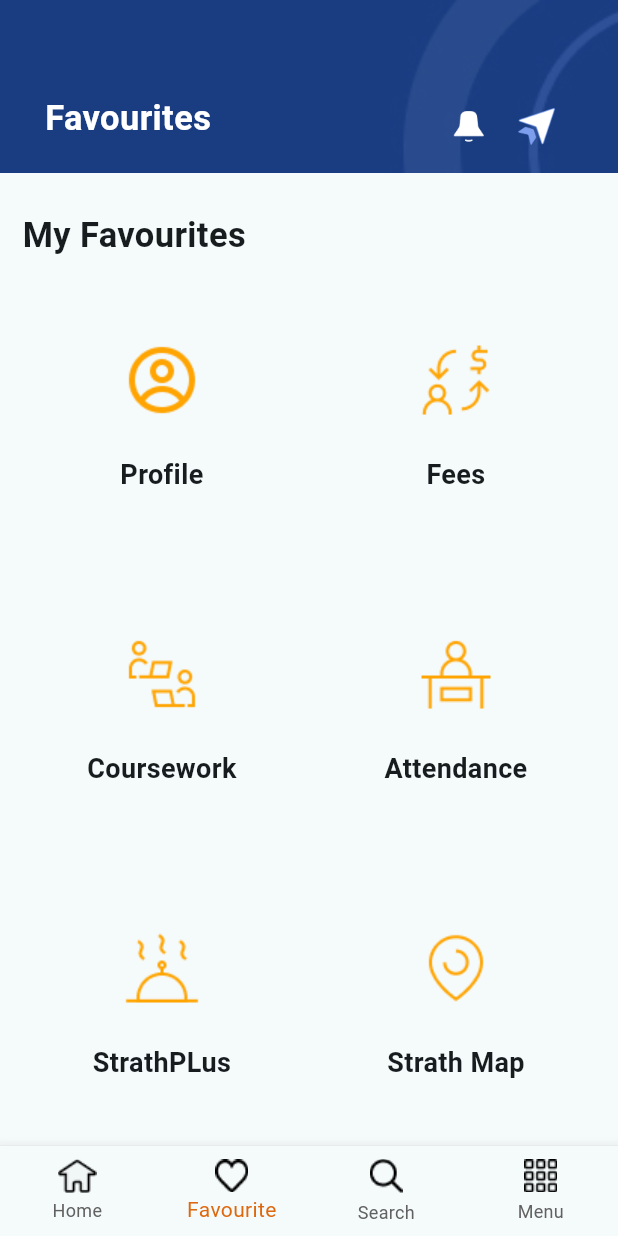
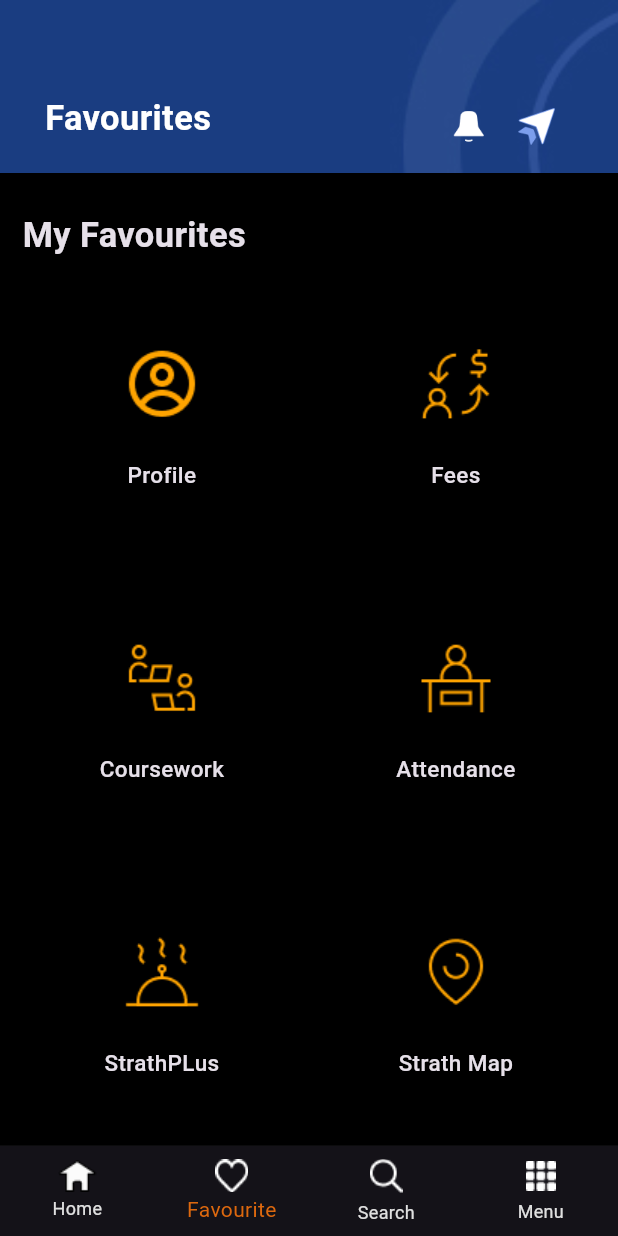
Before and after one commit to CH-CHISAKA/MyStrath-StrathPLus, a Flutter app: the screen it shows after launch, item 2 of the bottom bar chosen, on a phone screen of 412 x 824 dp. Run offline on Flutter 3.47's test engine with Material 3 defaults, Android fonts, the phone set to English and light mode, and no system bars; our stand-ins replace cached_network_image, cloud_firestore, firebase_auth, firebase_core, get, google_fonts; accounts and stored records are empty.

Commit message:
Updated Dark Theme

```diff
--- a/lib/main.dart
+++ b/lib/main.dart
@@ -1,12 +1,9 @@
 import 'dart:io';
 import 'package:firebase_core/firebase_core.dart';
-import 'package:flutter/foundation.dart';
 import 'package:flutter/material.dart';
 import 'package:get/get.dart';
 import 'package:mystrath_strathplus/controllers/category_controller.dart';
 import 'package:mystrath_strathplus/views/screens/authentication_scree/main_screen.dart';
-import 'package:mystrath_strathplus/views/screens/authentication_scree/signin_screen.dart';
-import 'package:mystrath_strathplus/views/screens/authentication_scree/signin_screen_business.dart';
 // import 'package:mystrath_strathplus/views/screens/authentication_scree/.gitignoresplash_screen.dart';
 
 void main() async {
@@ -35,10 +32,9 @@ class MyApp extends StatelessWidget {
     return GetMaterialApp(
       debugShowCheckedModeBanner: false,
       title: 'MyStrath App',
-      theme: ThemeData(
-        colorScheme: ColorScheme.fromSeed(seedColor: const Color.fromARGB(255, 255, 255, 255)),
-        useMaterial3: true,
-      ),
+      // theme: lightTheme, // Set light theme here
+      darkTheme: darkTheme, // Set dark theme here
+      themeMode: ThemeMode.dark, // Use system theme mode (light or dark)
       home: const MainScreen(),
       initialBinding: BindingsBuilder(() {
         Get.put<CategoryController>(CategoryController());
@@ -46,3 +42,17 @@ class MyApp extends StatelessWidget {
     );
   }
 }
+
+// Define the dark theme
+final ThemeData darkTheme = ThemeData(
+  brightness: Brightness.dark,
+  scaffoldBackgroundColor: Colors.black,
+  primaryColor: Colors.black,
+);
+
+// Define the light theme
+final ThemeData lightTheme = ThemeData(
+  brightness: Brightness.light,
+  scaffoldBackgroundColor: Colors.white,
+  primaryColor: Colors.blue,
+);
--- a/lib/views/screens/authentication_scree/main_screen.dart
+++ b/lib/views/screens/authentication_scree/main_screen.dart
@@ -26,9 +26,10 @@ class _MainScreenState extends State<MainScreen> {
   @override
   Widget build(BuildContext context) {
     return Scaffold(
-      backgroundColor: Colors.black,
+      // backgroundColor: Color(0xFF17203A),
+      backgroundColor: Colors.transparent,
       bottomNavigationBar: BottomNavigationBar(
-        unselectedItemColor: Colors.grey[700],
+        unselectedItemColor: Colors.grey[300],
         selectedItemColor: const Color.fromARGB(255, 221, 104, 14),
         currentIndex: _pageIndex,
         onTap: (value) {
@@ -39,19 +40,19 @@ class _MainScreenState extends State<MainScreen> {
         type: BottomNavigationBarType.fixed,
         items: [
           BottomNavigationBarItem(
-            icon: Image.asset("assets/icons/home.png"),
+            icon: Image.asset("assets/icons/darktheme_navfooter/home.png"),
             label: 'Home',
           ),
           BottomNavigationBarItem(
-            icon: Image.asset("assets/icons/favourite.png", width: 25),
+            icon: Image.asset("assets/icons/darktheme_navfooter/favourite.png", width: 25),
             label: 'Favourite',
           ),
           BottomNavigationBarItem(
-            icon: Image.asset("assets/icons/search.png", width: 25),
+            icon: Image.asset("assets/icons/darktheme_navfooter/search.png", width: 25),
             label: 'Search',
           ),
           BottomNavigationBarItem(
-            icon: Image.asset("assets/icons/menu.png", width: 25),
+            icon: Image.asset("assets/icons/darktheme_navfooter/menu.png", width: 25),
             label: 'Menu',
           ),
           // BottomNavigationBarItem(
--- a/lib/views/screens/authentication_scree/nav_screens/entities/favourite_screen_entities.dart
+++ b/lib/views/screens/authentication_scree/nav_screens/entities/favourite_screen_entities.dart
@@ -80,8 +80,8 @@ class FavouriteEntities extends StatelessWidget {
                         index == 3 ? 'Attendance' :
                         index == 4 ? 'StrathPLus' : 'Strath Map',
                         style: const TextStyle(
-                          fontSize: 18,
-                          fontWeight: FontWeight.w600,
+                          fontSize: 15,
+                          fontWeight: FontWeight.w500,
                         ),
                         textAlign: TextAlign.center,
                       ),
--- a/lib/views/screens/authentication_scree/nav_screens/widgets/banner_widget.dart
+++ b/lib/views/screens/authentication_scree/nav_screens/widgets/banner_widget.dart
@@ -65,7 +65,7 @@ class _BannerWidgetState extends State<BannerWidget> {
   @override
   Widget build(BuildContext context) {
     return Padding(
-      padding: const EdgeInsets.only(top: 10.0, left: 10, right: 10),
+      padding: const EdgeInsets.only(top: 25.0, left: 10, right: 10),
       child: SizedBox(
         width: MediaQuery.of(context).size.width - 25,
         height: 370,
@@ -76,7 +76,9 @@ class _BannerWidgetState extends State<BannerWidget> {
               itemCount: _bannerImage.length,
               itemBuilder: (context, index) {
                 return GestureDetector(
-                  onTap: () =>{},
+                  onTap: () => {},
+                  child: Padding(
+                    padding: const EdgeInsets.symmetric(horizontal: 10.0),
                     child: Container(
                       decoration: BoxDecoration(
                         boxShadow: [
@@ -97,6 +99,7 @@ class _BannerWidgetState extends State<BannerWidget> {
                         ),
                       ),
                     ),
+                  ),
                 );
               },
               onPageChanged: (index) {
@@ -106,7 +109,7 @@ class _BannerWidgetState extends State<BannerWidget> {
               },
             ),
             Positioned(
-              bottom: 16,
+              bottom: 12,
               left: 0,
               right: 0,
               child: Row(
@@ -115,8 +118,8 @@ class _BannerWidgetState extends State<BannerWidget> {
                   _bannerImage.length,
                   (index) {
                     // Define the base size and factor for the active state
-                    double baseSize = 8.0;
-                    double activeSize = 12.0;
+                    double baseSize = 8.5;
+                    double activeSize = 12.5;
 
                     // Calculate the size based on active state
                     double size = _currentPage == index ? activeSize : baseSize;
--- a/pubspec.yaml
+++ b/pubspec.yaml
@@ -71,6 +71,7 @@ flutter:
     - assets/icons/favourite_page/
     - assets/icons/home_page/
     - assets/icons/menu_page/
+    - assets/icons/darktheme_navfooter/
 
 
   # To add custom fonts to your application, add a fonts section here,
```
Also changed, not shown: assets/icons/darktheme_navfooter/favourite.png (added), assets/icons/darktheme_navfooter/home.png (added), assets/icons/darktheme_navfooter/menu.png (added), assets/icons/darktheme_navfooter/search.png (added), pubspec.lock, 1 other file. Lines whose indentation alone changed are shown as unchanged.
